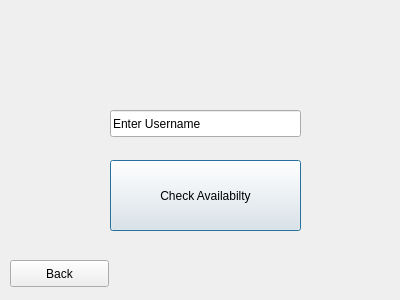
The window that register.ui (w4est/COMP3004) describes before a commit, drawn with Qt 5.
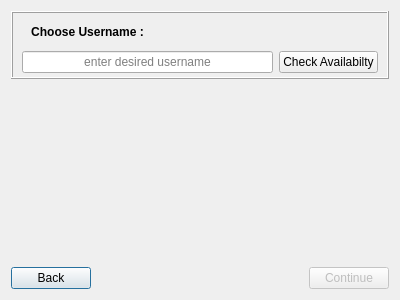
The same window after the commit.

Commit message: Layouts changed, drag spawn added

```diff
--- a/register.ui
+++ b/register.ui
@@ -2,6 +2,9 @@
 <ui version="4.0">
  <class>Register</class>
  <widget class="QDialog" name="Register">
+  <property name="enabled">
+   <bool>true</bool>
+  </property>
   <property name="geometry">
    <rect>
     <x>0</x>
@@ -10,48 +13,213 @@
     <height>300</height>
    </rect>
   </property>
+  <property name="sizePolicy">
+   <sizepolicy hsizetype="Minimum" vsizetype="Preferred">
+    <horstretch>0</horstretch>
+    <verstretch>0</verstretch>
+   </sizepolicy>
+  </property>
+  <property name="minimumSize">
+   <size>
+    <width>400</width>
+    <height>300</height>
+   </size>
+  </property>
   <property name="windowTitle">
    <string>Dialog</string>
   </property>
-  <widget class="QLineEdit" name="UsernameEdit">
-   <property name="geometry">
-    <rect>
-     <x>110</x>
-     <y>110</y>
-     <width>191</width>
-     <height>27</height>
-    </rect>
-   </property>
-   <property name="text">
-    <string>Enter Username</string>
-   </property>
-  </widget>
-  <widget class="QPushButton" name="CheckButton">
-   <property name="geometry">
-    <rect>
-     <x>110</x>
-     <y>160</y>
-     <width>191</width>
-     <height>71</height>
-    </rect>
-   </property>
-   <property name="text">
-    <string>Check Availabilty</string>
-   </property>
-  </widget>
-  <widget class="QPushButton" name="BackButton">
-   <property name="geometry">
-    <rect>
-     <x>10</x>
-     <y>260</y>
-     <width>99</width>
-     <height>27</height>
-    </rect>
-   </property>
-   <property name="text">
-    <string>Back</string>
-   </property>
-  </widget>
+  <layout class="QGridLayout" name="gridLayout_3">
+   <item row="3" column="0">
+    <widget class="QPushButton" name="BackButton">
+     <property name="sizePolicy">
+      <sizepolicy hsizetype="Fixed" vsizetype="Fixed">
+       <horstretch>0</horstretch>
+       <verstretch>0</verstretch>
+      </sizepolicy>
+     </property>
+     <property name="text">
+      <string>Back</string>
+     </property>
+    </widget>
+   </item>
+   <item row="0" column="0" colspan="3">
+    <widget class="QFrame" name="Username_Container">
+     <property name="sizePolicy">
+      <sizepolicy hsizetype="Minimum" vsizetype="Preferred">
+       <horstretch>0</horstretch>
+       <verstretch>0</verstretch>
+      </sizepolicy>
+     </property>
+     <property name="layoutDirection">
+      <enum>Qt::LeftToRight</enum>
+     </property>
+     <property name="autoFillBackground">
+      <bool>false</bool>
+     </property>
+     <property name="frameShape">
+      <enum>QFrame::Box</enum>
+     </property>
+     <property name="frameShadow">
+      <enum>QFrame::Raised</enum>
+     </property>
+     <layout class="QGridLayout" name="gridLayout_2">
+      <property name="topMargin">
+       <number>3</number>
+      </property>
+      <property name="bottomMargin">
+       <number>4</number>
+      </property>
+      <property name="verticalSpacing">
+       <number>3</number>
+      </property>
+      <item row="0" column="0">
+       <widget class="QFrame" name="frame_2">
+        <property name="enabled">
+         <bool>true</bool>
+        </property>
+        <property name="sizePolicy">
+         <sizepolicy hsizetype="Fixed" vsizetype="Fixed">
+          <horstretch>0</horstretch>
+          <verstretch>0</verstretch>
+         </sizepolicy>
+        </property>
+        <property name="frameShape">
+         <enum>QFrame::NoFrame</enum>
+        </property>
+        <property name="frameShadow">
+         <enum>QFrame::Raised</enum>
+        </property>
+        <layout class="QGridLayout" name="gridLayout">
+         <property name="verticalSpacing">
+          <number>6</number>
+         </property>
+         <item row="0" column="0">
+          <widget class="QLabel" name="label">
+           <property name="font">
+            <font>
+             <weight>75</weight>
+             <bold>true</bold>
+             <kerning>true</kerning>
+            </font>
+           </property>
+           <property name="text">
+            <string>Choose Username :</string>
+           </property>
+           <property name="alignment">
+            <set>Qt::AlignCenter</set>
+           </property>
+           <property name="wordWrap">
+            <bool>true</bool>
+           </property>
+           <property name="margin">
+            <number>0</number>
+           </property>
+          </widget>
+         </item>
+        </layout>
+       </widget>
+      </item>
+      <item row="1" column="0">
+       <widget class="QLineEdit" name="UsernameEdit">
+        <property name="sizePolicy">
+         <sizepolicy hsizetype="Expanding" vsizetype="Fixed">
+          <horstretch>90</horstretch>
+          <verstretch>0</verstretch>
+         </sizepolicy>
+        </property>
+        <property name="layoutDirection">
+         <enum>Qt::LeftToRight</enum>
+        </property>
+        <property name="text">
+         <string/>
+        </property>
+        <property name="alignment">
+         <set>Qt::AlignCenter</set>
+        </property>
+        <property name="placeholderText">
+         <string>enter desired username</string>
+        </property>
+       </widget>
+      </item>
+      <item row="1" column="1">
+       <widget class="QPushButton" name="CheckButton">
+        <property name="sizePolicy">
+         <sizepolicy hsizetype="Fixed" vsizetype="Fixed">
+          <horstretch>0</horstretch>
+          <verstretch>0</verstretch>
+         </sizepolicy>
+        </property>
+        <property name="font">
+         <font>
+          <pointsize>9</pointsize>
+         </font>
+        </property>
+        <property name="layoutDirection">
+         <enum>Qt::RightToLeft</enum>
+        </property>
+        <property name="text">
+         <string>Check Availabilty</string>
+        </property>
+       </widget>
+      </item>
+      <item row="0" column="1">
+       <widget class="QLabel" name="Warning_Label">
+        <property name="enabled">
+         <bool>false</bool>
+        </property>
+        <property name="text">
+         <string/>
+        </property>
+        <property name="alignment">
+         <set>Qt::AlignCenter</set>
+        </property>
+       </widget>
+      </item>
+     </layout>
+    </widget>
+   </item>
+   <item row="3" column="1">
+    <widget class="QFrame" name="frame">
+     <property name="frameShape">
+      <enum>QFrame::NoFrame</enum>
+     </property>
+     <property name="frameShadow">
+      <enum>QFrame::Raised</enum>
+     </property>
+     <zorder>Username_Container</zorder>
+     <zorder>Username_Container</zorder>
+    </widget>
+   </item>
+   <item row="3" column="2">
+    <widget class="QPushButton" name="ContinueButton">
+     <property name="enabled">
+      <bool>false</bool>
+     </property>
+     <property name="sizePolicy">
+      <sizepolicy hsizetype="Fixed" vsizetype="Fixed">
+       <horstretch>0</horstretch>
+       <verstretch>0</verstretch>
+      </sizepolicy>
+     </property>
+     <property name="text">
+      <string>Continue</string>
+     </property>
+    </widget>
+   </item>
+   <item row="1" column="0">
+    <spacer name="verticalSpacer">
+     <property name="orientation">
+      <enum>Qt::Vertical</enum>
+     </property>
+     <property name="sizeHint" stdset="0">
+      <size>
+       <width>20</width>
+       <height>40</height>
+      </size>
+     </property>
+    </spacer>
+   </item>
+  </layout>
  </widget>
  <resources/>
  <connections/>
```
Left out of the diff: 2 changed lines with no effect on the pictures. The commit also changes 14 other files.
